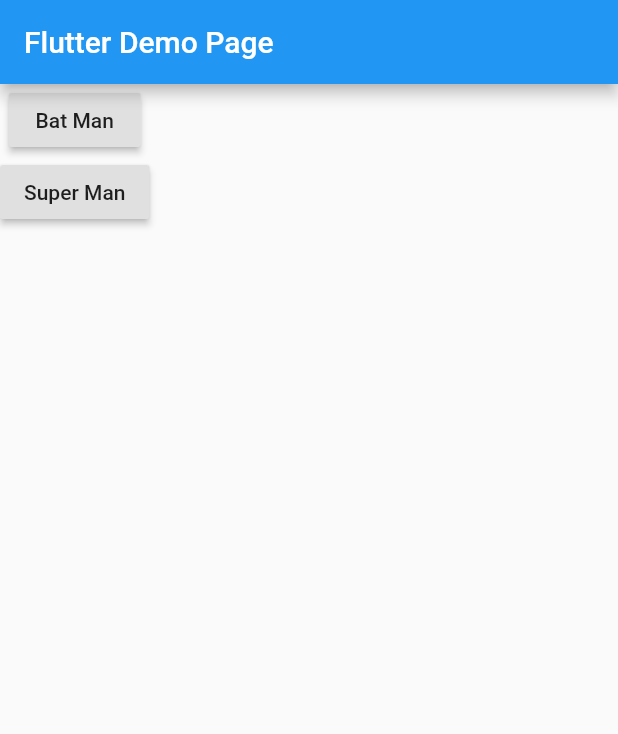
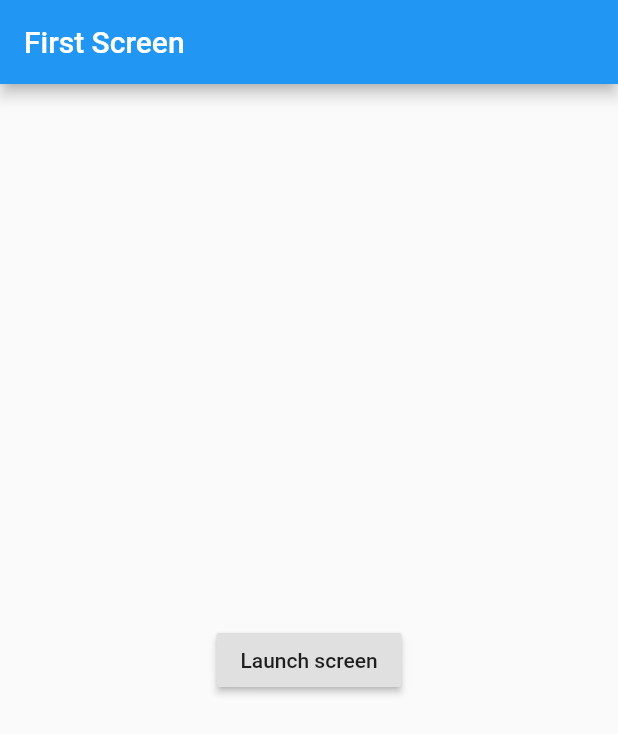
Before and after one commit to hari4274/Flutter_Developmet_Training, a Flutter app: the screen it shows after launch, on a phone screen of 412 x 824 dp. Shown: the top 734 px of the screen. Run offline on Flutter 3.47's test engine with Material 2 defaults, Android fonts, the phone set to English and light mode, and no system bars.

```diff
--- a/flutter_app/lib/main.dart
+++ b/flutter_app/lib/main.dart
@@ -1,107 +1,54 @@
 import 'package:flutter/material.dart';
-import 'package:flutter/cupertino.dart';
-import 'secondpage.dart';
 
-void main() => runApp(MyApp());
+void main() {
+  runApp(
+    MaterialApp(
+      title: "Named routes Demo",
+      initialRoute: '/',
+      routes: {
+        '/': (context) => FirstScreen(),
+        '/second': (context) => SecondScreen(),
+      },
+    )
+  );
+}
 
-class MyApp extends StatelessWidget {
-	// This widget is the root of your application.
+class FirstScreen extends StatelessWidget {
   @override
   Widget build(BuildContext context) {
-		return MaterialApp(
-			title: 'Flutter Demo',
-			theme: ThemeData(
-				// This is the theme of your application.
-				//
-				// Try running your application with "flutter run". You'll see the
-				// application has a blue toolbar. Then, without quitting the app, try
-				// changing the primarySwatch below to Colors.green and then invoke
-				// "hot reload" (press "r" in the console where you ran "flutter run",
-				// or simply save your changes to "hot reload" in a Flutter IDE).
-				// Notice that the counter didn't reset back to zero; the application
-				// is not restarted.
-				primarySwatch: Colors.blue,
+    return Scaffold(
+      appBar: AppBar(
+        title: Text('First Screen'),
       ),
-			home: MyHomePage(title: 'Flutter Demo Page'),
-			debugShowCheckedModeBanner: true,
+      body: Center(
+        child: RaisedButton(
+          child: Text('Launch screen'),
+          onPressed: () {
+            // Navigate to the second screen using a named route
+            Navigator.pushNamed(context, '/second');
+          },
+        ),
+      ),
     );
   }
 }
 
-class MyHomePage extends StatefulWidget {
-	MyHomePage({Key key, this.title}) : super(key: key);
-
-	// This widget is the home page of your application. It is stateful, meaning
-	// that it has a State object (defined below) that contains fields that affect
-	// how it looks.
-
-	// This class is the configuration for the state. It holds the values (in this
-	// case the title) provided by the parent (in this case the App widget) and
-	// used by the build method of the State. Fields in a Widget subclass are
-	// always marked "final".
-
-	final String title;
-
-	@override
-	_MyHomePageState createState() => _MyHomePageState();
-}
-
-
-class _MyHomePageState extends State<MyHomePage> {
-
-  final GlobalKey<ScaffoldState>_scaffold = GlobalKey<ScaffoldState>();
-
-  String lblValue = "Epic Text1";
-
-  Row rw = Row(
-              children: <Widget>[
-                 Icon(Icons.star),
-                 Icon(Icons.star),
-                 Icon(Icons.star),
-                 Icon(Icons.star),
-                 Icon(Icons.star),
-              ],
-            );
-
-  GotoSecondPage(BuildContext context, String title) async {
-    final result = await Navigator.push(
-      context,
-      MaterialPageRoute(builder: (context) => SecondPage(str: title,))
-    );
-
-    _scaffold.currentState.showSnackBar(SnackBar(content: Text("$result"),));
-  }
-
+class SecondScreen extends StatelessWidget {
   @override
   Widget build(BuildContext context) {
-		// This method is rerun every time setState is called, for instance as done
-		// by the _incrementCounter method above.
-		//
-		// The Flutter framework has been optimized to make rerunning build methods
-		// fast, so that you can just rebuild anything that needs updating rather
-		// than having to individually change instances of widgets.
     return Scaffold(
-      key: _scaffold,
       appBar: AppBar(
-				title: Text(widget.title),
+        title: Text("Second Screen"),
       ),
-			body: Container(
-        child: Column(
-          children: <Widget>[
-            RaisedButton(
-              child: Text("Bat Man"),
-              onPressed: (){
-                GotoSecondPage(context, "BatMan");
+      body: Center(
+        child: RaisedButton(
+          onPressed: () {
+            // Navigate back to the first screen by popping the current route
+            // off the stack
+            Navigator.pop(context);
           },
+          child: Text('Go back!'),
         ),
-            RaisedButton(
-              child: Text("Super Man"),
-              onPressed: (){
-                GotoSecondPage(context, "SuperMan");
-              },
-            ),
-          ],
-        )
       ),
     );
   }
```
Also changed, not shown: flutter_app/lib/secondpage.dart (+6 -10 lines). Lines whose indentation alone changed are shown as unchanged.
